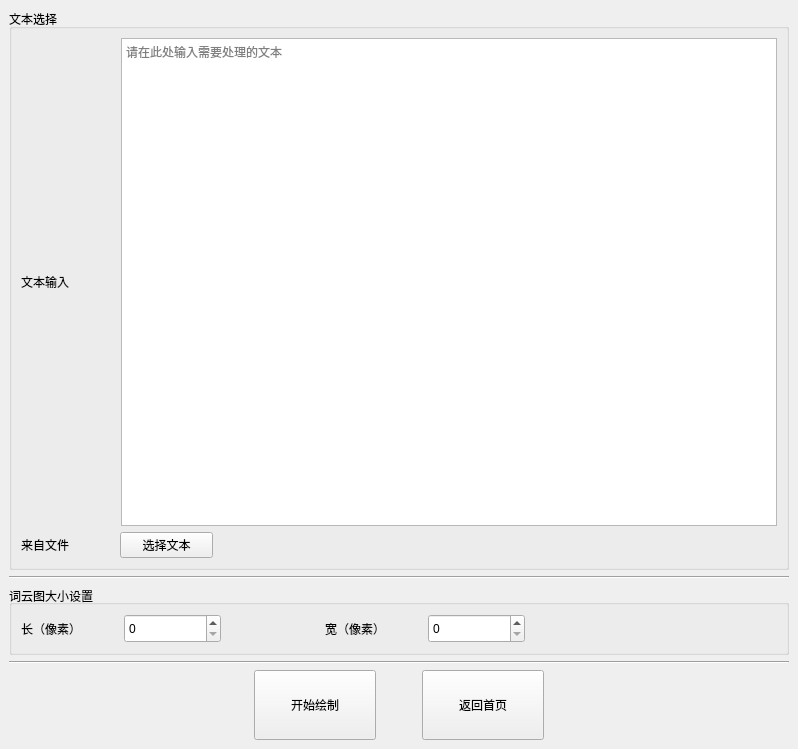
Qt form resources/Text.ui (CFRFREE/WordCloud) before a commit.
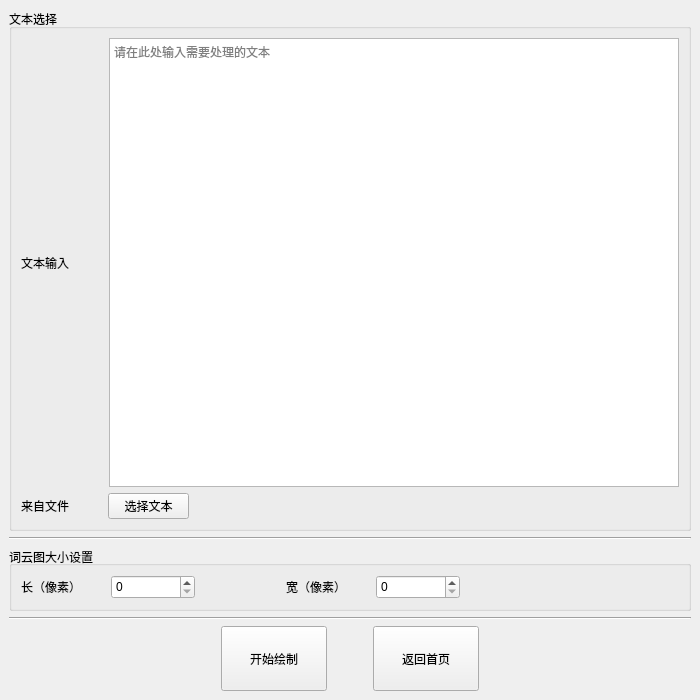
The same form after that commit.

The edit to the form file:
```diff
--- a/resources/Text.ui
+++ b/resources/Text.ui
@@ -6,8 +6,8 @@
    <rect>
     <x>0</x>
     <y>0</y>
-    <width>798</width>
-    <height>749</height>
+    <width>700</width>
+    <height>700</height>
    </rect>
   </property>
   <property name="windowTitle">
```
